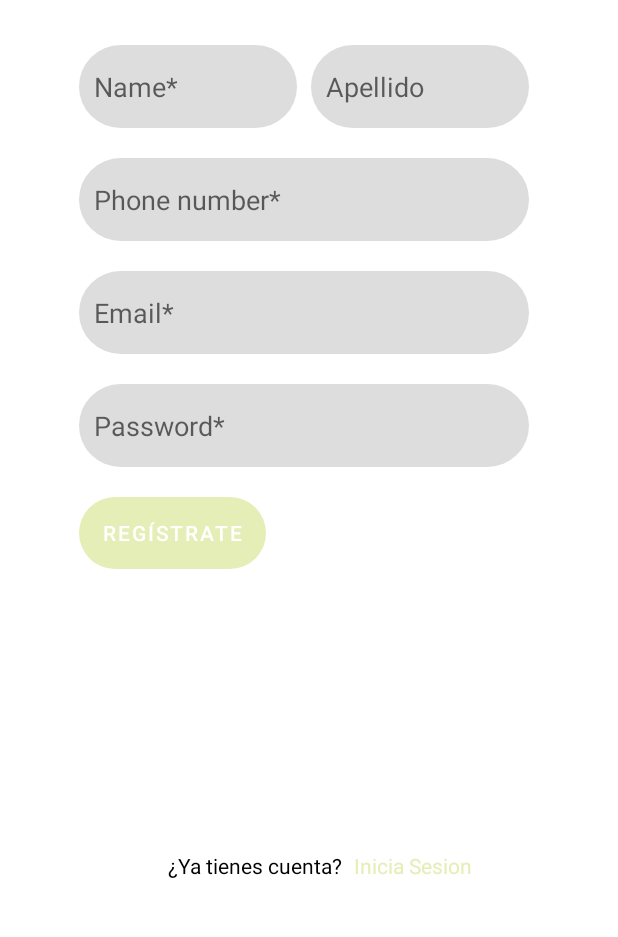
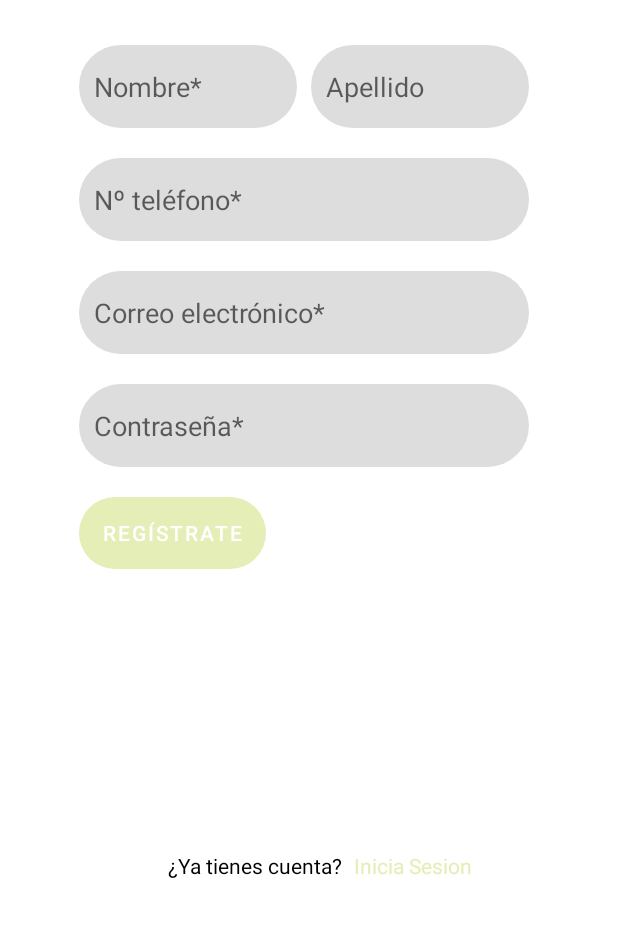
Before and after one commit to mikel-ayala/ReadyBaggage, an Android app: the RegisterActivity screen opened directly, with no data from a screen before it, on a phone screen of 412 x 824 dp, the part 286-1223 px from its top. Run offline under Robolectric (Android 15) with nearby library versions, the phone set to English and light mode, and no system bars.

Commit message:
Update strings.xml

```diff
--- a/app/src/main/res/values/strings.xml
+++ b/app/src/main/res/values/strings.xml
@@ -17,10 +17,10 @@
     <string name="registerTxtBtn">Regístrate</string>
 
     <!--Activity de registro -->
-    <string name="nombre_reg">Name*</string>
-    <string name="telefono_reg">Phone number*</string>
-    <string name="email_reg">Email*</string>
-    <string name="pass_reg">Password*</string>
+    <string name="nombre_reg">Nombre*</string>
+    <string name="telefono_reg">Nº teléfono*</string>
+    <string name="email_reg">Correo electrónico*</string>
+    <string name="pass_reg">Contraseña*</string>
 
     <!--Comprobaciones registro y login-->
     <string name="nombre_error">Comprueba el nombre</string>
```
